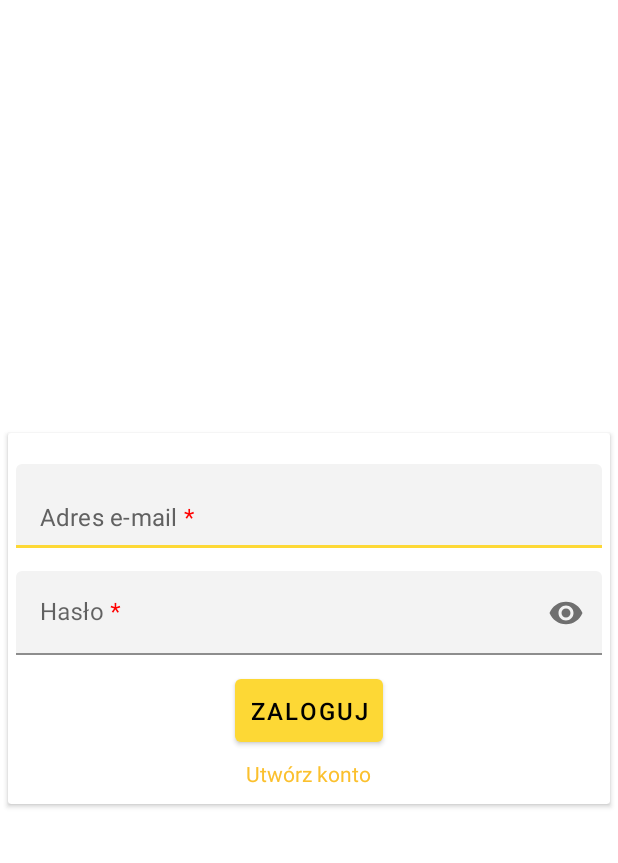
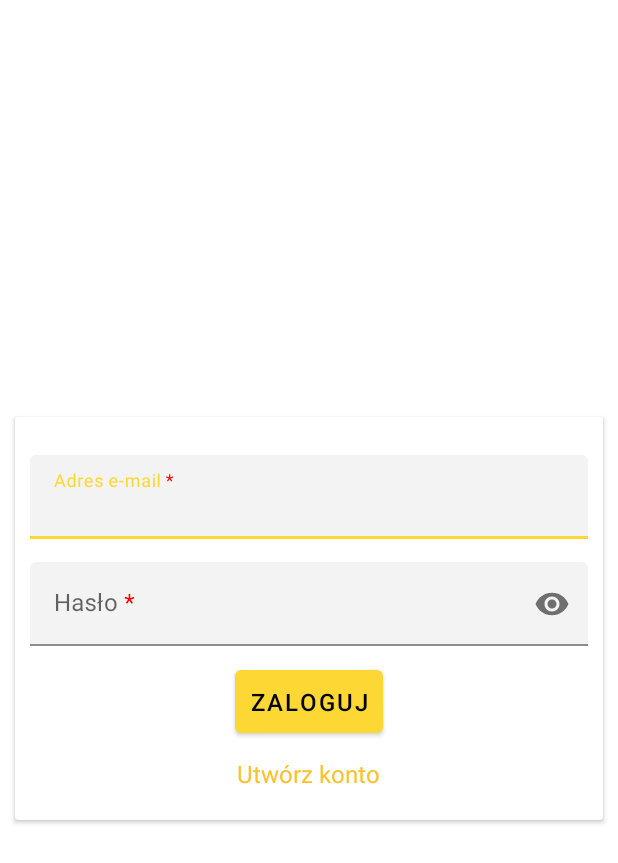
Before and after one commit to bvgi/SwAPPing, an Android app: the layout activity_login.xml on its own in the app's theme, with its tools: preview values and no code run, on a phone screen of 412 x 824 dp. Shown: the top 863 px of the screen. Run offline under Robolectric (Android 15) with nearby library versions, the phone set to English and light mode, and no system bars.

Commit message:
login activity

```diff
--- a/app/build.gradle
+++ b/app/build.gradle
@@ -32,6 +32,9 @@ android {
     buildFeatures {
         viewBinding true
     }
+    dataBinding {
+        enabled true
+    }
 }
 
 dependencies {
@@ -44,6 +47,7 @@ dependencies {
     implementation 'androidx.lifecycle:lifecycle-viewmodel-ktx:2.3.1'
     implementation 'androidx.navigation:navigation-fragment-ktx:2.3.5'
     implementation 'androidx.navigation:navigation-ui-ktx:2.3.5'
+    implementation 'com.android.volley:volley:1.1.1'
     testImplementation 'junit:junit:4.+'
     androidTestImplementation 'androidx.test.ext:junit:1.1.2'
     androidTestImplementation 'androidx.test.espresso:espresso-core:3.3.0'
--- /dev/null
+++ b/app/src/main/res/drawable/ic_baseline_repeat_24.xml
@@ -0,0 +1,5 @@
+<vector android:height="50dp" android:tint="#F3C006"
+    android:viewportHeight="24" android:viewportWidth="24"
+    android:width="50dp" xmlns:android="http://schemas.android.com/apk/res/android">
+    <path android:fillColor="@android:color/white" android:pathData="M7,7h10v3l4,-4 -4,-4v3L5,5v6h2L7,7zM17,17L7,17v-3l-4,4 4,4v-3h12v-6h-2v4z"/>
+</vector>
--- a/app/src/main/res/layout/activity_login.xml
+++ b/app/src/main/res/layout/activity_login.xml
@@ -7,9 +7,10 @@
 
 
     <androidx.cardview.widget.CardView
+        android:id="@+id/login_fragment"
         android:layout_width="match_parent"
         android:layout_height="wrap_content"
-        android:layout_margin="5dp"
+        android:layout_margin="10dp"
         android:padding="5dp"
         app:layout_constraintBottom_toBottomOf="parent"
         app:layout_constraintEnd_toEndOf="parent"
@@ -21,11 +22,11 @@
             android:layout_width="match_parent"
             android:layout_height="wrap_content"
             android:layout_gravity="center"
-            android:layout_margin="5dp"
+            android:layout_margin="10dp"
             android:orientation="vertical">
 
             <com.google.android.material.textfield.TextInputLayout
-                android:id="@+id/emailError"
+                android:id="@+id/emailLayout"
                 android:layout_width="match_parent"
                 android:layout_height="wrap_content"
                 android:layout_marginTop="5dp"
@@ -38,14 +39,15 @@
                     android:layout_marginTop="10dp"
                     android:importantForAutofill="no"
                     android:inputType="textEmailAddress"
+                    android:maxLines="1"
                     android:singleLine="true"
-                    android:maxLines="1"
-                    android:text="@string/promptEmail"
+                    android:hint="@string/promptEmail"
+                    app:hintEnabled = "true"
                     android:textColor="#616161" />
             </com.google.android.material.textfield.TextInputLayout>
 
             <com.google.android.material.textfield.TextInputLayout
-                android:id="@+id/passError"
+                android:id="@+id/passLayout"
                 android:layout_width="match_parent"
                 android:layout_height="wrap_content"
                 android:layout_marginTop="5dp"
@@ -58,6 +60,7 @@
                     android:layout_height="wrap_content"
                     android:layout_marginTop="10dp"
                     android:hint="@string/promptPassword"
+                    app:hintEnabled = "true"
                     android:importantForAutofill="no"
                     android:inputType="textPassword"
                     android:maxLines="1"
@@ -67,6 +70,16 @@
 
             </com.google.android.material.textfield.TextInputLayout>
 
+            <TextView
+                android:id="@+id/verifyLoginData"
+                android:layout_width="wrap_content"
+                android:layout_height="wrap_content"
+                android:layout_gravity="left"
+                android:layout_margin="5dp"
+                android:text="@string/info"
+                android:textColor="@color/red"
+                android:textSize="14sp"
+                android:visibility="gone" />
             <Button
                 android:id="@+id/buttonLogin"
                 android:layout_width="wrap_content"
@@ -83,10 +96,10 @@
                 android:layout_width="wrap_content"
                 android:layout_height="wrap_content"
                 android:layout_gravity="center"
-                android:layout_margin="5dp"
+                android:layout_margin="10dp"
                 android:text="@string/makeAccount"
                 android:textColor="@color/yellow_700"
-                android:textSize="14sp" />
+                android:textSize="16sp" />
         </LinearLayout>
     </androidx.cardview.widget.CardView>
 
--- a/app/src/main/res/values/colors.xml
+++ b/app/src/main/res/values/colors.xml
@@ -7,4 +7,5 @@
     <color name="teal_700">#FF018786</color>
     <color name="black">#FF000000</color>
     <color name="white">#FFFFFFFF</color>
+    <color name="red">#EF5350</color>
 </resources>
--- a/app/src/main/res/values/strings.xml
+++ b/app/src/main/res/values/strings.xml
@@ -17,4 +17,7 @@
     <string name="dateOfBirth">Data urodzenia <font color='#FF0000'>*</font></string>
     <string name="city">Miejsce zamieszkania </string>
     <string name="permission"><font color='#FF0000'>*</font> Wyrażam zgodę na przetwarzanie moich danych w celu korzystania z aplikacji „swAPPing”.</string>
+    <string name="promptParentEmail">Adres e-mail rodzica/opiekuna<font color='#FF0000'>*</font></string>
+    <string name="info">infotext</string>
+    <string name="RegisterActivity">Rejestracja</string>
 </resources>
```
Also changed, not shown: app/src/main/AndroidManifest.xml (+11 -2 lines), app/src/main/java/com/example/swapping/ui/userLogin/LoginActivity.kt (added, +148 -0 lines), app/src/main/java/com/example/swapping/ui/userLogin/LoginUser.kt (added, +19 -0 lines), app/src/main/java/com/example/swapping/ui/userLogin/LoginViewModel.kt (added, +7 -0 lines).
